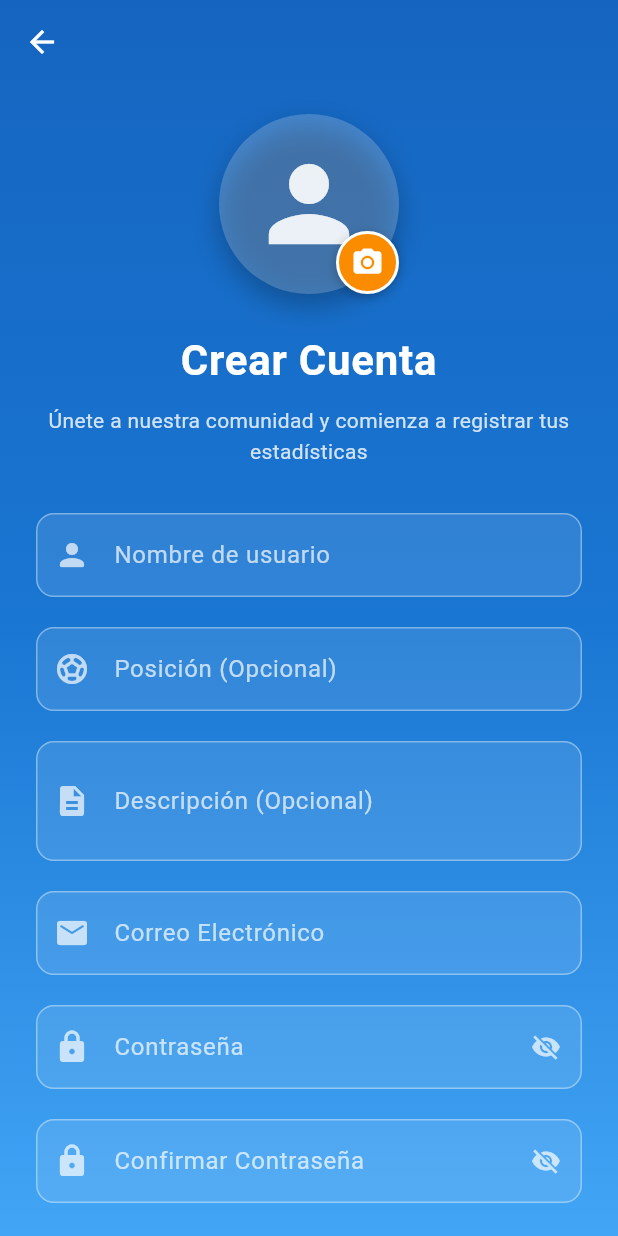
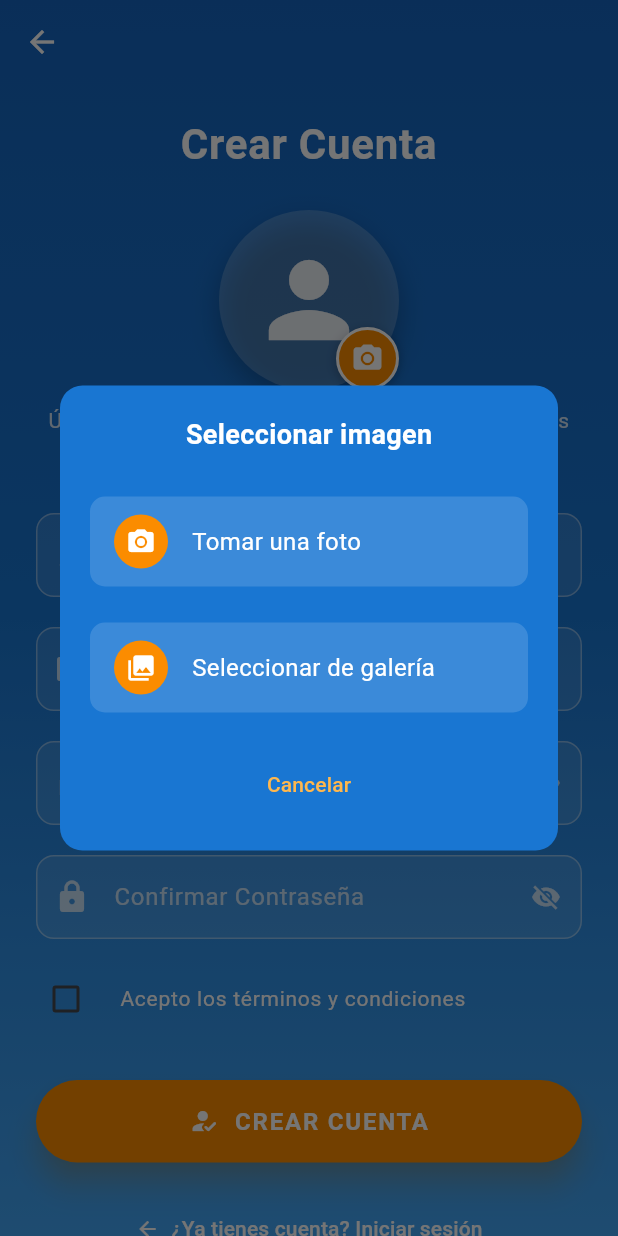
Before and after one commit to Ertiosanluci/StatsfootPRO, a Flutter app: the RegisterScreen screen opened by its route, after a tap on the "camera alt" icon, on a phone screen of 412 x 824 dp. Run offline on Flutter 3.47's test engine with Material 3 defaults, Android fonts, the light colour scheme and no system bars; our stand-ins replace app_links, file_picker, fl_chart, flutter_riverpod, fluttertoast, image_picker and 2 more; accounts and stored records are empty; Roboto replaces fonts that are missing (Poppins).

Commit message:
cambio en el botón de imagenes

```diff
--- a/lib/register.dart
+++ b/lib/register.dart
@@ -53,18 +53,141 @@ class _RegisterScreenState extends State<RegisterScreen> with SingleTickerProvid
     _posicionController.dispose();
     _descripcionController.dispose();
     super.dispose();
-  }
-
-  // Método para seleccionar imagen de perfil
+  }  // Método para seleccionar imagen de perfil
   Future<void> _pickImage() async {
     final ImagePicker picker = ImagePicker();
+
+    // Mostrar un diálogo para elegir entre cámara o galería
+    showDialog(
+      context: context,
+      builder: (BuildContext context) {
+        return Dialog(
+          backgroundColor: const Color(0xFF1976D2),
+          shape: RoundedRectangleBorder(
+            borderRadius: BorderRadius.circular(15),
+          ),
+          elevation: 10,
+          child: Container(
+            padding: const EdgeInsets.symmetric(vertical: 20),
+            child: Column(
+              mainAxisSize: MainAxisSize.min,
+              children: [
+                const Text(
+                  'Seleccionar imagen',
+                  style: TextStyle(
+                    fontSize: 18,
+                    fontWeight: FontWeight.bold,
+                    color: Colors.white,
+                  ),
+                ),
+                const SizedBox(height: 20),
+                InkWell(
+                  onTap: () async {
+                    Navigator.of(context).pop();
+                    final XFile? photo = await picker.pickImage(source: ImageSource.camera);
+                    if (photo != null) {
+                      setState(() {
+                        _profileImage = File(photo.path);
+                      });
+                    }
+                  },
+                  child: Container(
+                    margin: const EdgeInsets.symmetric(horizontal: 20, vertical: 8),
+                    padding: const EdgeInsets.symmetric(vertical: 12, horizontal: 16),
+                    decoration: BoxDecoration(
+                      color: Colors.white.withOpacity(0.15),
+                      borderRadius: BorderRadius.circular(10),
+                    ),
+                    child: Row(
+                      children: [
+                        Container(
+                          padding: const EdgeInsets.all(8),
+                          decoration: BoxDecoration(
+                            color: Colors.orange.shade600,
+                            shape: BoxShape.circle,
+                          ),
+                          child: const Icon(
+                            Icons.photo_camera,
+                            color: Colors.white,
+                            size: 20,
+                          ),
+                        ),
+                        const SizedBox(width: 16),
+                        const Text(
+                          'Tomar una foto',
+                          style: TextStyle(
+                            color: Colors.white,
+                            fontSize: 16,
+                          ),
+                        ),
+                      ],
+                    ),
+                  ),
+                ),
+                const SizedBox(height: 8),
+                InkWell(
+                  onTap: () async {
+                    Navigator.of(context).pop();
                     final XFile? image = await picker.pickImage(source: ImageSource.gallery);
-
                     if (image != null) {
                       setState(() {
                         _profileImage = File(image.path);
                       });
                     }
+                  },
+                  child: Container(
+                    margin: const EdgeInsets.symmetric(horizontal: 20, vertical: 8),
+                    padding: const EdgeInsets.symmetric(vertical: 12, horizontal: 16),
+                    decoration: BoxDecoration(
+                      color: Colors.white.withOpacity(0.15),
+                      borderRadius: BorderRadius.circular(10),
+                    ),
+                    child: Row(
+                      children: [
+                        Container(
+                          padding: const EdgeInsets.all(8),
+                          decoration: BoxDecoration(
+                            color: Colors.orange.shade600,
+                            shape: BoxShape.circle,
+                          ),
+                          child: const Icon(
+                            Icons.photo_library,
+                            color: Colors.white,
+                            size: 20,
+                          ),
+                        ),
+                        const SizedBox(width: 16),
+                        const Text(
+                          'Seleccionar de galería',
+                          style: TextStyle(
+                            color: Colors.white,
+                            fontSize: 16,
+                          ),
+                        ),
+                      ],
+                    ),
+                  ),
+                ),
+                const SizedBox(height: 16),
+                TextButton(
+                  onPressed: () {
+                    Navigator.of(context).pop();
+                  },
+                  child: Text(
+                    'Cancelar',
+                    style: TextStyle(
+                      color: Colors.orange.shade300,
+                      fontSize: 14,
+                      fontWeight: FontWeight.w500,
+                    ),
+                  ),
+                ),
+              ],
+            ),
+          ),
+        );
+      },
+    );
   }
 
   // Método para subir imagen de perfil a Supabase Storage
@@ -491,17 +614,32 @@ class _RegisterScreenState extends State<RegisterScreen> with SingleTickerProvid
             physics: const ClampingScrollPhysics(),
             padding: const EdgeInsets.symmetric(horizontal: 24.0),
             child: Form(
-              key: _formKey,
-              child: Column(
+              key: _formKey,              child: Column(
                 crossAxisAlignment: CrossAxisAlignment.stretch,
                 children: [
                   const SizedBox(height: 20),
+
+                  // Título de la pantalla
+                  const Text(
+                    "Crear Cuenta",
+                    style: TextStyle(
+                      fontSize: 28,
+                      fontWeight: FontWeight.bold,
+                      color: Colors.white,
+                      letterSpacing: 0.5,
+                    ),
+                    textAlign: TextAlign.center,
+                  ),
+
+                  const SizedBox(height: 24),
 
                   // Avatar y selector de imagen
                   Center(
                     child: Stack(
                       children: [
-                        Container(
+                        GestureDetector(
+                          onTap: _pickImage,
+                          child: Container(
                             height: 120,
                             width: 120,
                             decoration: BoxDecoration(
@@ -525,6 +663,7 @@ class _RegisterScreenState extends State<RegisterScreen> with SingleTickerProvid
                                       Icons.person,
                                       size: 80,
                                       color: Colors.white.withOpacity(0.9),
+                                    ),
                             ),
                           ),
                         ),
@@ -563,20 +702,6 @@ class _RegisterScreenState extends State<RegisterScreen> with SingleTickerProvid
                       ],
                     ),
                   ),
-
-                  const SizedBox(height: 24),
-
-                  // Título de la pantalla
-                  const Text(
-                    "Crear Cuenta",
-                    style: TextStyle(
-                      fontSize: 28,
-                      fontWeight: FontWeight.bold,
-                      color: Colors.white,
-                      letterSpacing: 0.5,
-                    ),
-                    textAlign: TextAlign.center,
-                  ),
                   const SizedBox(height: 10),
                   Text(
                     "Únete a nuestra comunidad y comienza a registrar tus estadísticas",
@@ -605,26 +730,6 @@ class _RegisterScreenState extends State<RegisterScreen> with SingleTickerProvid
                       return null;
                     },
                   ),
-
-                  const SizedBox(height: 20),
-
-                  // Campo de posición
-                  _buildTextField(
-                    controller: _posicionController,
-                    label: 'Posición (Opcional)',
-                    icon: Icons.sports_soccer,
-                  ),
-
-                  const SizedBox(height: 20),
-
-                  // Campo de descripción
-                  _buildTextField(
-                    controller: _descripcionController,
-                    label: 'Descripción (Opcional)',
-                    icon: Icons.description,
-                    maxLines: 2,
-                  ),
-
                   const SizedBox(height: 20),
 
                   // Campo de email
@@ -820,13 +925,12 @@ class _RegisterScreenState extends State<RegisterScreen> with SingleTickerProvid
                       shape: RoundedRectangleBorder(
                         borderRadius: BorderRadius.circular(30),
                       ),
-                    ),
-                    child: Row(
+                    ),                    child: Row(
                       mainAxisAlignment: MainAxisAlignment.center,
-                      children: const [
-                        Icon(Icons.how_to_reg_rounded, size: 20),
-                        SizedBox(width: 10),
-                        Text(
+                      children: [
+                        const Icon(Icons.how_to_reg_rounded, size: 20),
+                        const SizedBox(width: 10),
+                        const Text(
                           "CREAR CUENTA",
                           style: TextStyle(
                             fontSize: 16,
@@ -849,13 +953,12 @@ class _RegisterScreenState extends State<RegisterScreen> with SingleTickerProvid
                       style: TextButton.styleFrom(
                         foregroundColor: Colors.white,
                         padding: const EdgeInsets.symmetric(horizontal: 16, vertical: 8),
-                      ),
-                      child: Row(
+                      ),                      child: Row(
                         mainAxisSize: MainAxisSize.min,
-                        children: const [
-                          Icon(Icons.arrow_back, size: 16),
-                          SizedBox(width: 8),
-                          Text(
+                        children: [
+                          const Icon(Icons.arrow_back, size: 16),
+                          const SizedBox(width: 8),
+                          const Text(
                             "¿Ya tienes cuenta? Iniciar sesión",
                             style: TextStyle(fontSize: 14),
                           ),
```
Also changed, not shown: 22 other files. Lines whose indentation alone changed are shown as unchanged.
